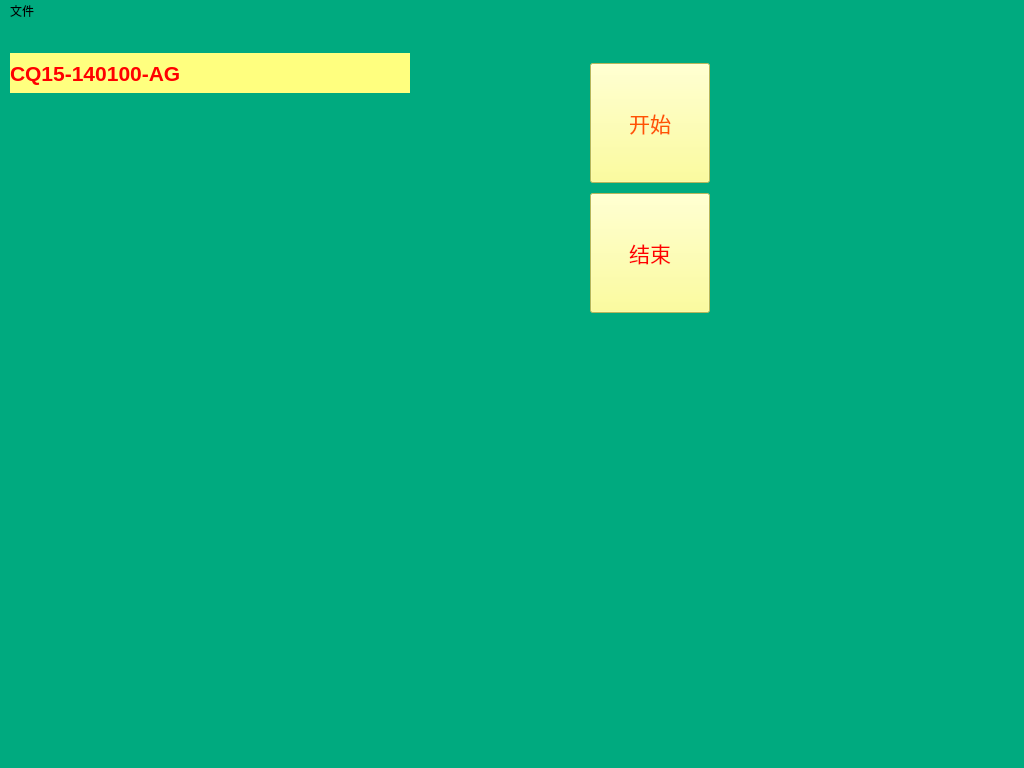
Qt form mainwindow.ui (gxm2052/AdapterTest) before a commit.
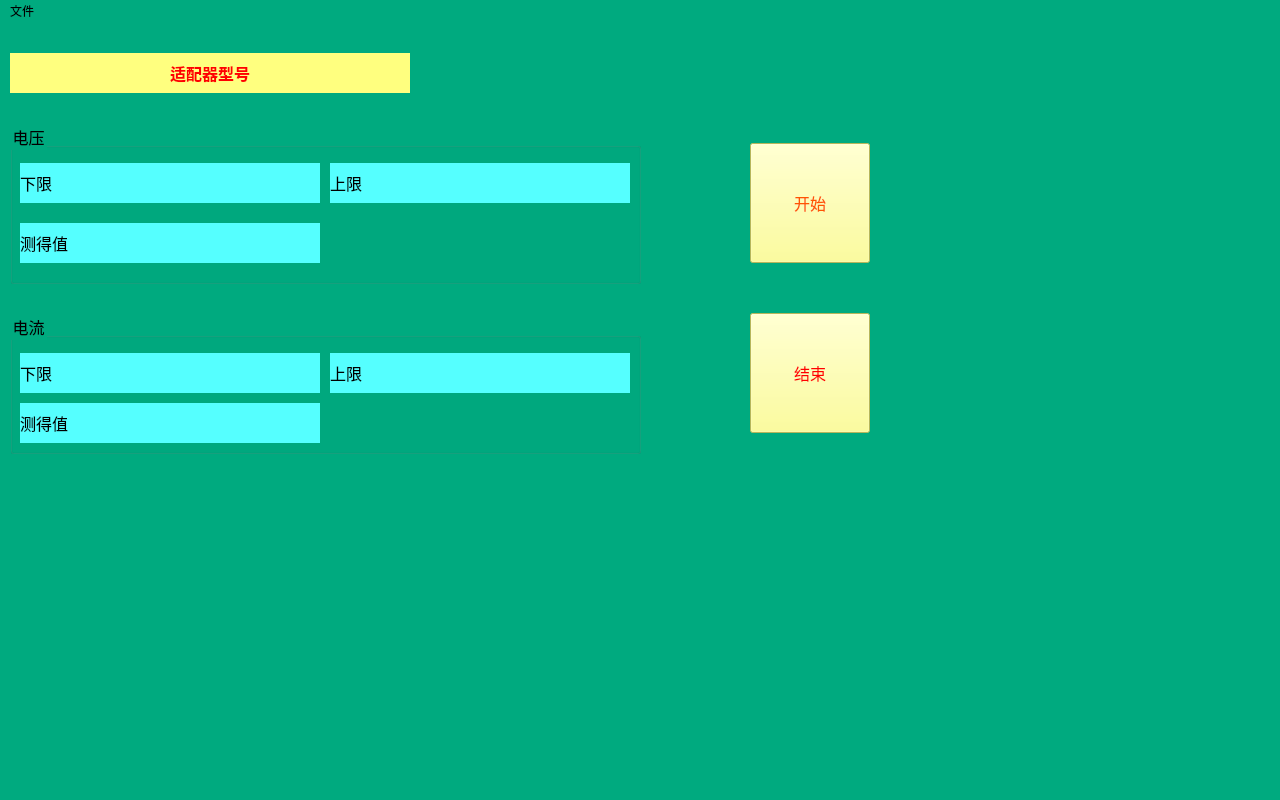
The same form after that commit.

```diff
--- a/mainwindow.ui
+++ b/mainwindow.ui
@@ -6,8 +6,8 @@
    <rect>
     <x>0</x>
     <y>0</y>
-    <width>1024</width>
-    <height>768</height>
+    <width>1280</width>
+    <height>800</height>
    </rect>
   </property>
   <property name="sizePolicy">
@@ -18,14 +18,14 @@
   </property>
   <property name="minimumSize">
    <size>
-    <width>1024</width>
-    <height>768</height>
+    <width>1280</width>
+    <height>800</height>
    </size>
   </property>
   <property name="maximumSize">
    <size>
-    <width>1920</width>
-    <height>1080</height>
+    <width>1280</width>
+    <height>800</height>
    </size>
   </property>
   <property name="windowTitle">
@@ -39,8 +39,8 @@
    <widget class="QPushButton" name="startButton">
     <property name="geometry">
      <rect>
-      <x>590</x>
-      <y>40</y>
+      <x>750</x>
+      <y>120</y>
       <width>120</width>
       <height>120</height>
      </rect>
@@ -65,7 +65,7 @@
     </property>
     <property name="font">
      <font>
-      <pointsize>16</pointsize>
+      <pointsize>12</pointsize>
      </font>
     </property>
     <property name="styleSheet">
@@ -105,7 +105,7 @@
     </property>
     <property name="font">
      <font>
-      <pointsize>16</pointsize>
+      <pointsize>12</pointsize>
       <weight>75</weight>
       <italic>false</italic>
       <bold>true</bold>
@@ -118,14 +118,17 @@
 color: rgb(255, 0, 0);</string>
     </property>
     <property name="text">
-     <string>CQ15-140100-AG</string>
+     <string>适配器型号</string>
+    </property>
+    <property name="alignment">
+     <set>Qt::AlignCenter</set>
     </property>
    </widget>
    <widget class="QPushButton" name="stopButton">
     <property name="geometry">
      <rect>
-      <x>590</x>
-      <y>170</y>
+      <x>750</x>
+      <y>290</y>
       <width>120</width>
       <height>120</height>
      </rect>
@@ -150,7 +153,7 @@
     </property>
     <property name="font">
      <font>
-      <pointsize>16</pointsize>
+      <pointsize>12</pointsize>
      </font>
     </property>
     <property name="styleSheet">
@@ -161,13 +164,283 @@
      <string>结束</string>
     </property>
    </widget>
+   <widget class="QGroupBox" name="groupBox">
+    <property name="geometry">
+     <rect>
+      <x>10</x>
+      <y>100</y>
+      <width>631</width>
+      <height>161</height>
+     </rect>
+    </property>
+    <property name="font">
+     <font>
+      <pointsize>12</pointsize>
+     </font>
+    </property>
+    <property name="title">
+     <string>电压</string>
+    </property>
+    <widget class="QLabel" name="voltageLowerLabel">
+     <property name="geometry">
+      <rect>
+       <x>10</x>
+       <y>40</y>
+       <width>300</width>
+       <height>40</height>
+      </rect>
+     </property>
+     <property name="sizePolicy">
+      <sizepolicy hsizetype="Fixed" vsizetype="Fixed">
+       <horstretch>0</horstretch>
+       <verstretch>0</verstretch>
+      </sizepolicy>
+     </property>
+     <property name="minimumSize">
+      <size>
+       <width>300</width>
+       <height>40</height>
+      </size>
+     </property>
+     <property name="maximumSize">
+      <size>
+       <width>300</width>
+       <height>40</height>
+      </size>
+     </property>
+     <property name="font">
+      <font>
+       <pointsize>12</pointsize>
+      </font>
+     </property>
+     <property name="styleSheet">
+      <string notr="true">background-color: rgb(85, 255, 255);</string>
+     </property>
+     <property name="text">
+      <string>下限</string>
+     </property>
+    </widget>
+    <widget class="QLabel" name="voltageUpperLabel">
+     <property name="geometry">
+      <rect>
+       <x>320</x>
+       <y>40</y>
+       <width>300</width>
+       <height>40</height>
+      </rect>
+     </property>
+     <property name="sizePolicy">
+      <sizepolicy hsizetype="Fixed" vsizetype="Fixed">
+       <horstretch>200</horstretch>
+       <verstretch>40</verstretch>
+      </sizepolicy>
+     </property>
+     <property name="minimumSize">
+      <size>
+       <width>300</width>
+       <height>40</height>
+      </size>
+     </property>
+     <property name="maximumSize">
+      <size>
+       <width>300</width>
+       <height>40</height>
+      </size>
+     </property>
+     <property name="font">
+      <font>
+       <pointsize>12</pointsize>
+      </font>
+     </property>
+     <property name="styleSheet">
+      <string notr="true">background-color: rgb(85, 255, 255);</string>
+     </property>
+     <property name="text">
+      <string>上限</string>
+     </property>
+    </widget>
+    <widget class="QLabel" name="label">
+     <property name="geometry">
+      <rect>
+       <x>10</x>
+       <y>100</y>
+       <width>300</width>
+       <height>40</height>
+      </rect>
+     </property>
+     <property name="sizePolicy">
+      <sizepolicy hsizetype="Fixed" vsizetype="Fixed">
+       <horstretch>0</horstretch>
+       <verstretch>0</verstretch>
+      </sizepolicy>
+     </property>
+     <property name="minimumSize">
+      <size>
+       <width>300</width>
+       <height>40</height>
+      </size>
+     </property>
+     <property name="maximumSize">
+      <size>
+       <width>300</width>
+       <height>40</height>
+      </size>
+     </property>
+     <property name="font">
+      <font>
+       <pointsize>12</pointsize>
+      </font>
+     </property>
+     <property name="styleSheet">
+      <string notr="true">background-color: rgb(85, 255, 255);</string>
+     </property>
+     <property name="text">
+      <string>测得值</string>
+     </property>
+    </widget>
+   </widget>
+   <widget class="QGroupBox" name="groupBox_2">
+    <property name="geometry">
+     <rect>
+      <x>10</x>
+      <y>290</y>
+      <width>631</width>
+      <height>141</height>
+     </rect>
+    </property>
+    <property name="font">
+     <font>
+      <pointsize>12</pointsize>
+     </font>
+    </property>
+    <property name="title">
+     <string>电流</string>
+    </property>
+    <widget class="QLabel" name="currentLowerLabel">
+     <property name="geometry">
+      <rect>
+       <x>10</x>
+       <y>40</y>
+       <width>300</width>
+       <height>40</height>
+      </rect>
+     </property>
+     <property name="sizePolicy">
+      <sizepolicy hsizetype="Fixed" vsizetype="Fixed">
+       <horstretch>0</horstretch>
+       <verstretch>0</verstretch>
+      </sizepolicy>
+     </property>
+     <property name="minimumSize">
+      <size>
+       <width>300</width>
+       <height>40</height>
+      </size>
+     </property>
+     <property name="maximumSize">
+      <size>
+       <width>300</width>
+       <height>40</height>
+      </size>
+     </property>
+     <property name="font">
+      <font>
+       <pointsize>12</pointsize>
+      </font>
+     </property>
+     <property name="styleSheet">
+      <string notr="true">background-color: rgb(85, 255, 255);</string>
+     </property>
+     <property name="text">
+      <string>下限</string>
+     </property>
+    </widget>
+    <widget class="QLabel" name="currentUpperLabel">
+     <property name="geometry">
+      <rect>
+       <x>320</x>
+       <y>40</y>
+       <width>300</width>
+       <height>40</height>
+      </rect>
+     </property>
+     <property name="sizePolicy">
+      <sizepolicy hsizetype="Fixed" vsizetype="Fixed">
+       <horstretch>200</horstretch>
+       <verstretch>40</verstretch>
+      </sizepolicy>
+     </property>
+     <property name="minimumSize">
+      <size>
+       <width>300</width>
+       <height>40</height>
+      </size>
+     </property>
+     <property name="maximumSize">
+      <size>
+       <width>300</width>
+       <height>40</height>
+      </size>
+     </property>
+     <property name="font">
+      <font>
+       <pointsize>12</pointsize>
+      </font>
+     </property>
+     <property name="styleSheet">
+      <string notr="true">background-color: rgb(85, 255, 255);</string>
+     </property>
+     <property name="text">
+      <string>上限</string>
+     </property>
+    </widget>
+    <widget class="QLabel" name="label_2">
+     <property name="geometry">
+      <rect>
+       <x>10</x>
+       <y>90</y>
+       <width>300</width>
+       <height>40</height>
+      </rect>
+     </property>
+     <property name="sizePolicy">
+      <sizepolicy hsizetype="Fixed" vsizetype="Fixed">
+       <horstretch>0</horstretch>
+       <verstretch>0</verstretch>
+      </sizepolicy>
+     </property>
+     <property name="minimumSize">
+      <size>
+       <width>300</width>
+       <height>40</height>
+      </size>
+     </property>
+     <property name="maximumSize">
+      <size>
+       <width>300</width>
+       <height>40</height>
+      </size>
+     </property>
+     <property name="font">
+      <font>
+       <pointsize>12</pointsize>
+      </font>
+     </property>
+     <property name="styleSheet">
+      <string notr="true">background-color: rgb(85, 255, 255);</string>
+     </property>
+     <property name="text">
+      <string>测得值</string>
+     </property>
+    </widget>
+   </widget>
   </widget>
   <widget class="QMenuBar" name="menuBar">
    <property name="geometry">
     <rect>
      <x>0</x>
      <y>0</y>
-     <width>1024</width>
+     <width>1280</width>
      <height>21</height>
     </rect>
    </property>
```
Left out of the diff: 34 changed lines with no effect on the pictures.
